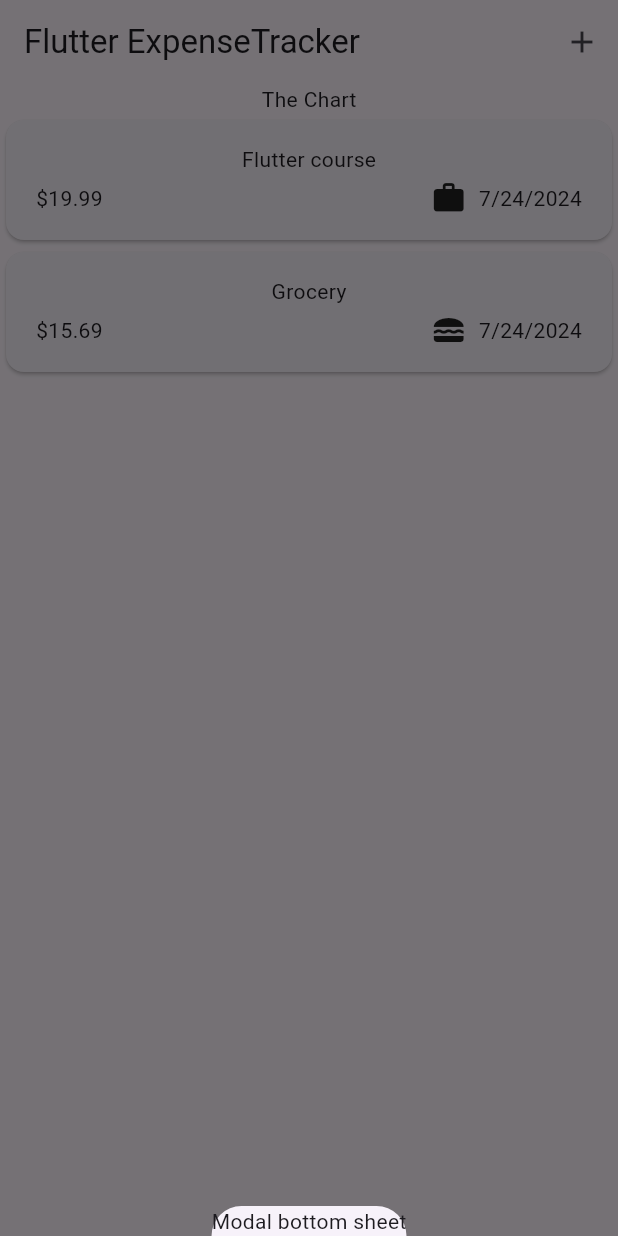
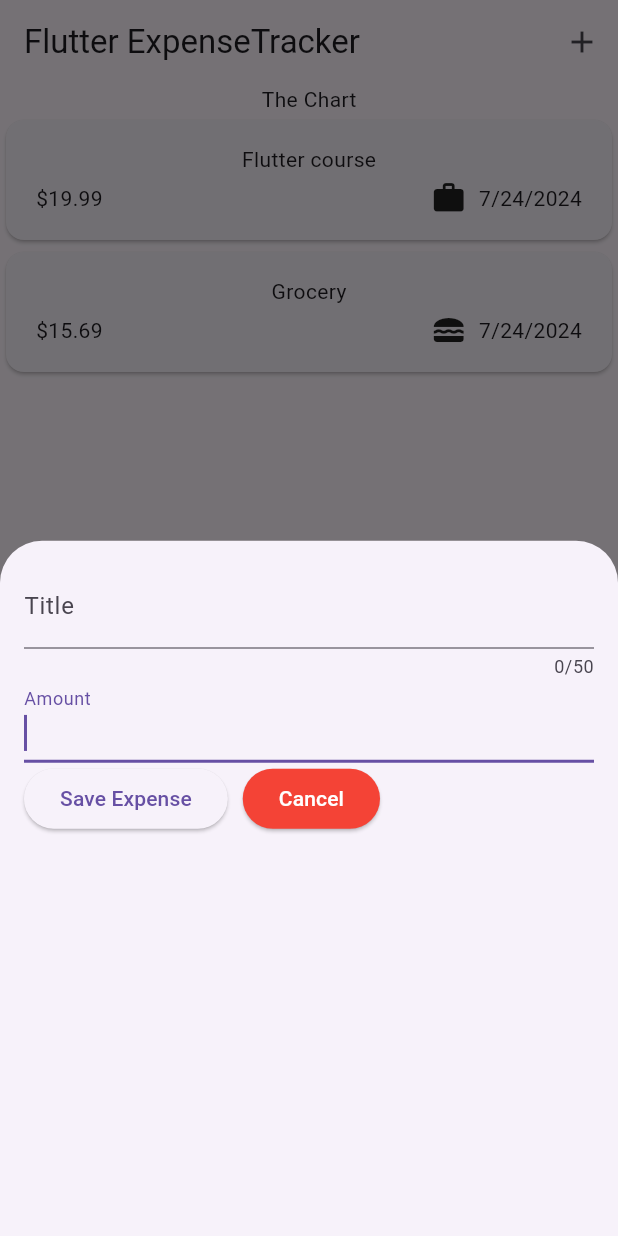
Before and after one commit to matthewserafica01/expense_tracker, a Flutter app: the screen it shows after launch, after a tap on the "add" icon, on a phone screen of 412 x 824 dp. Run offline on Flutter 3.47's test engine with Material 3 defaults, Android fonts, the phone set to English and light mode, and no system bars.

Commit message:
Added new_expense created a new file that contains the add new expense content

```diff
--- a/expense_tracker/lib/widgets/expenses.dart
+++ b/expense_tracker/lib/widgets/expenses.dart
@@ -1,5 +1,6 @@
 import 'package:expense_tracker/widgets/expenses_list/expenses_list.dart';
 import 'package:expense_tracker/models/expense.dart';
+import 'package:expense_tracker/widgets/new_expense.dart';
 import 'package:flutter/material.dart';
 
 class Expenses extends StatefulWidget {
@@ -30,7 +31,7 @@ class _ExpensesState extends State<Expenses> {
   void _openAddeExpenseOverlay() {
     showModalBottomSheet(
       context: context,
-      builder: (ctx) => const Text('Modal bottom sheet'),
+      builder: (ctx) => const NewExpense(),
     );
   }
 
--- /dev/null
+++ b/expense_tracker/lib/widgets/new_expense.dart
@@ -0,0 +1,71 @@
+import 'package:flutter/material.dart';
+import 'package:flutter/services.dart';
+
+class NewExpense extends StatefulWidget {
+  const NewExpense({super.key});
+
+  @override
+  State<NewExpense> createState() {
+    return _NewExpenseState();
+  }
+}
+
+class _NewExpenseState extends State<NewExpense> {
+  final _titleController = TextEditingController();
+  final _amountController = TextEditingController();
+
+  @override
+  void dispose() {
+    _titleController.dispose();
+    _amountController.dispose();
+    super.dispose();
+  }
+
+  @override
+  Widget build(BuildContext context) {
+    return Padding(
+      padding: const EdgeInsets.all(16),
+      child: Column(
+        children: [
+          TextField(
+            controller: _titleController,
+            maxLength: 50,
+            decoration: const InputDecoration(
+              label: Text('Title'),
+            ),
+          ),
+          TextField(
+            controller: _amountController,
+            keyboardType: TextInputType.number,
+            autofocus: true,
+            /* inputFormatters: [FilteringTextInputFormatter.digitsOnly], */
+            decoration: const InputDecoration(
+              label: Text('Amount'),
+            ),
+          ),
+          Row(
+            children: [
+              ElevatedButton(
+                onPressed: () {
+                  print(_titleController.text);
+                  print(double.parse(_amountController.text));
+                },
+                child: const Text('Save Expense'),
+              ),
+              const SizedBox(
+                width: 10,
+              ),
+              ElevatedButton(
+                onPressed: () {},
+                style: ElevatedButton.styleFrom(
+                  backgroundColor: Colors.red,
+                ),
+                child: const Text('Cancel', style: TextStyle(color: Colors.white),),
+              ),
+            ],
+          )
+        ],
+      ),
+    );
+  }
+}
```
